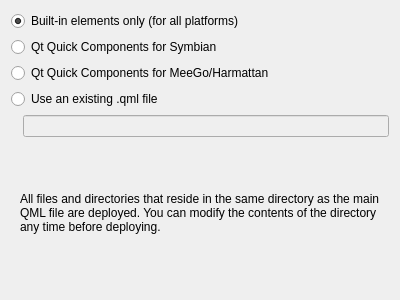
Old version of the form src/plugins/qt4projectmanager/wizards/qtquickcomponentsetoptionspage.ui in the repository qt-creator/qt-creator.
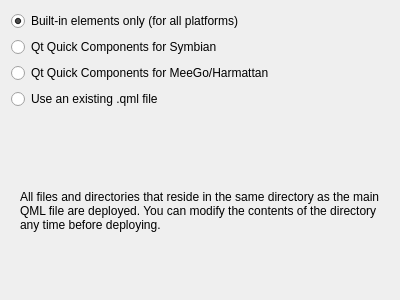
New version of the form. Custom widgets are drawn as their Qt base class.

The edit to the form file:
```diff
--- a/src/plugins/qt4projectmanager/wizards/qtquickcomponentsetoptionspage.ui
+++ b/src/plugins/qt4projectmanager/wizards/qtquickcomponentsetoptionspage.ui
@@ -79,7 +79,7 @@
          </spacer>
         </item>
         <item>
-         <widget class="Utils::PathChooser" name="importLineEdit">
+      <widget class="Utils::PathChooser" name="importLineEdit" native="true">
            <property name="enabled">
             <bool>false</bool>
            </property>
@@ -189,7 +189,7 @@
  <customwidgets>
   <customwidget>
    <class>Utils::PathChooser</class>
-   <extends>QLineEdit</extends>
+   <extends>QWidget</extends>
    <header location="global">utils/pathchooser.h</header>
    <container>1</container>
    <slots>
```
Left out of the diff: 4 changed lines with no effect on the pictures. Lines whose indentation alone changed are shown as unchanged.
